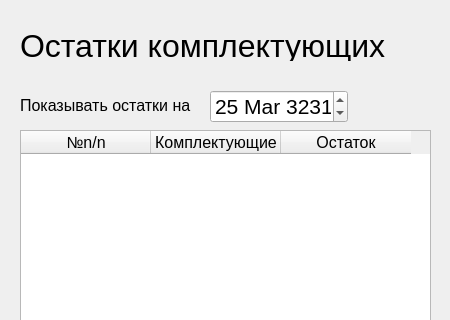
Above: qt_version/ui/remainings.ui from kerniee/abp_final_plz_work before the change; both pictures show x 0 to 450 and y 0 to 320 of the 450 by 510 pixel window. Below: the same form after it.
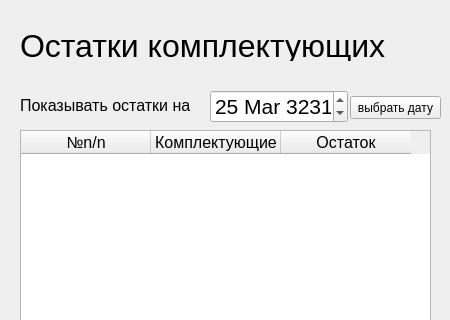
That is the form after the change.

```diff
--- a/qt_version/ui/remainings.ui
+++ b/qt_version/ui/remainings.ui
@@ -217,6 +217,19 @@
      </item>
     </layout>
    </widget>
+   <widget class="QPushButton" name="pushButton">
+    <property name="geometry">
+     <rect>
+      <x>350</x>
+      <y>96</y>
+      <width>91</width>
+      <height>23</height>
+     </rect>
+    </property>
+    <property name="text">
+     <string>выбрать дату</string>
+    </property>
+   </widget>
   </widget>
   <widget class="QMenuBar" name="menubar">
    <property name="geometry">
```
Left out of the diff: 2 changed lines with no effect on the pictures.
